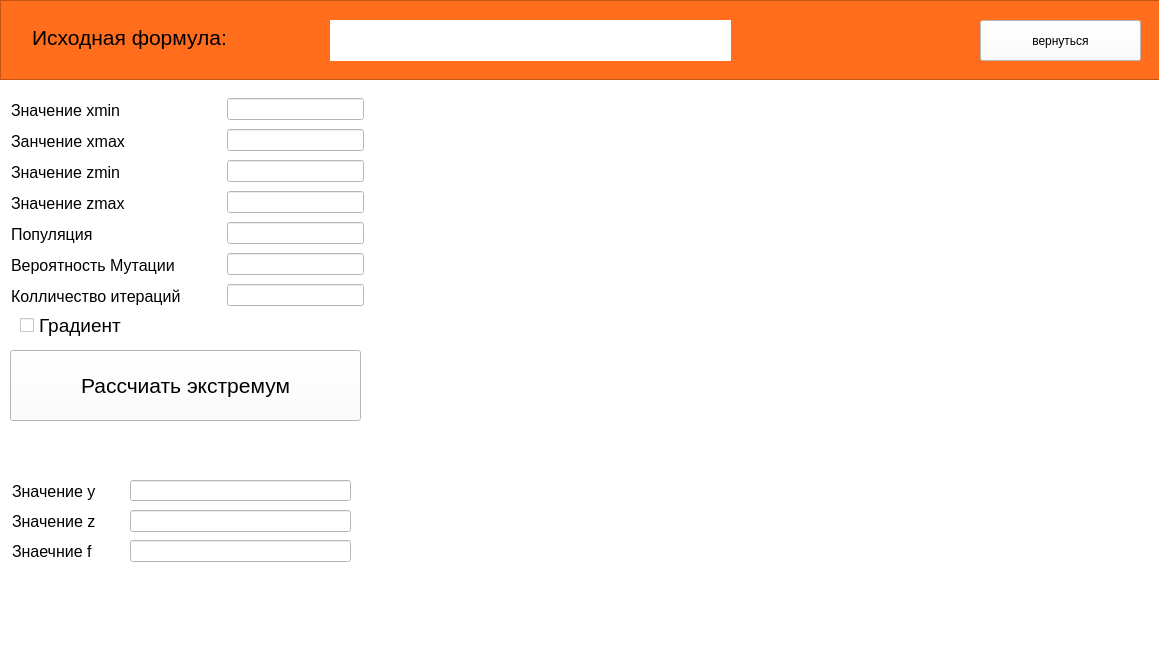
Before: the Qt Designer form proj02/extremum.ui in liqwidon/project-x, drawn with Qt 5.
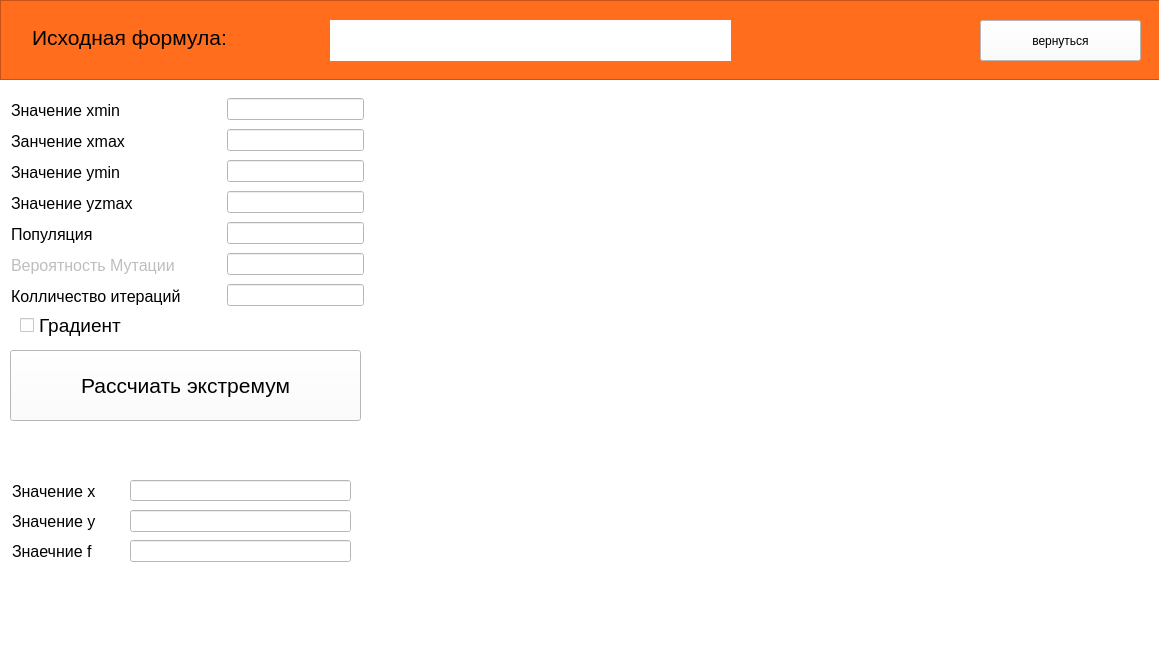
After: the same form once the commit is applied.

The edit to the form file:
```diff
--- a/proj02/extremum.ui
+++ b/proj02/extremum.ui
@@ -80,7 +80,7 @@
      </font>
     </property>
     <property name="text">
-     <string>Значение у</string>
+     <string>Значение x</string>
     </property>
     <property name="frame">
      <bool>false</bool>
@@ -104,7 +104,7 @@
      </font>
     </property>
     <property name="text">
-     <string>Значение z</string>
+     <string>Значение y</string>
     </property>
     <property name="frame">
      <bool>false</bool>
@@ -248,6 +248,9 @@
     </property>
    </widget>
    <widget class="QLabel" name="label_4">
+    <property name="enabled">
+     <bool>false</bool>
+    </property>
     <property name="geometry">
      <rect>
       <x>11</x>
@@ -298,7 +301,7 @@
      </font>
     </property>
     <property name="text">
-     <string>Значение zmin</string>
+     <string>Значение ymin</string>
     </property>
    </widget>
    <widget class="QLineEdit" name="l2">
@@ -316,7 +319,7 @@
      <rect>
       <x>11</x>
       <y>191</y>
-      <width>141</width>
+      <width>151</width>
       <height>24</height>
      </rect>
     </property>
@@ -326,7 +329,7 @@
      </font>
     </property>
     <property name="text">
-     <string>Значение zmax</string>
+     <string>Значение yzmax</string>
     </property>
    </widget>
    <widget class="QLineEdit" name="l3">
```
Left out of the diff: 31 changed lines with no effect on the pictures.
